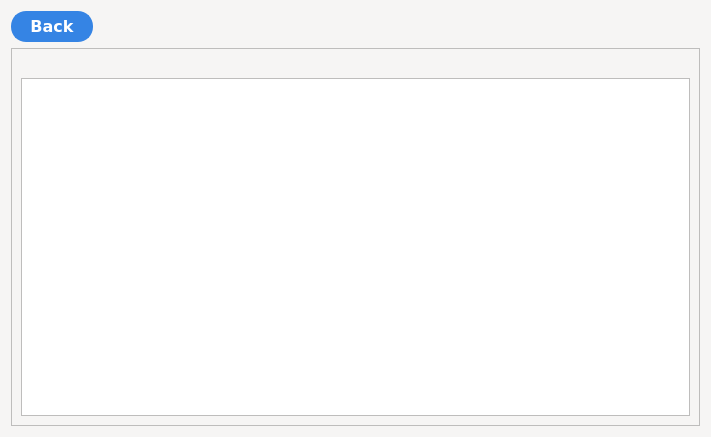
Yarosvet/Bionic, file application/ui/qt_generated/result.ui: the form before one commit.
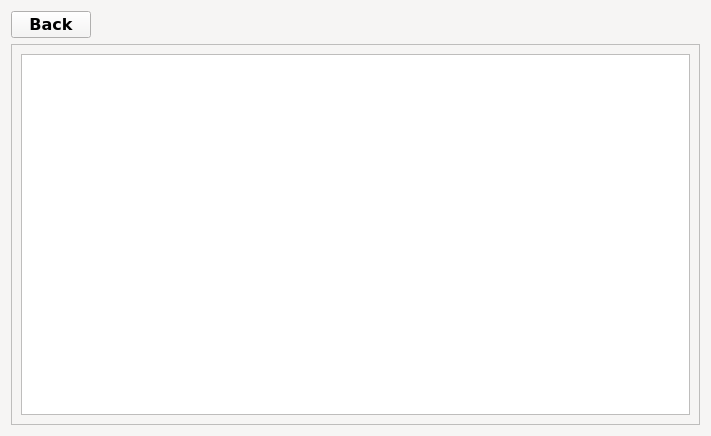
The form after the commit. Icons and pictures are not drawn.

What changed in the file:
```diff
--- a/application/ui/qt_generated/result.ui
+++ b/application/ui/qt_generated/result.ui
@@ -10,7 +10,7 @@
     <x>0</x>
     <y>0</y>
     <width>711</width>
-    <height>437</height>
+    <height>436</height>
    </rect>
   </property>
   <property name="palette">
@@ -435,6 +435,9 @@
    <iconset resource="../../res.qrc">
     <normaloff>:/img/img/b_logo.png</normaloff>:/img/img/b_logo.png</iconset>
   </property>
+  <property name="styleSheet">
+   <string notr="true"/>
+  </property>
   <layout class="QVBoxLayout" name="verticalLayout">
    <item>
     <layout class="QHBoxLayout" name="horizontalLayout">
@@ -452,15 +455,7 @@
         <cursorShape>PointingHandCursor</cursorShape>
        </property>
        <property name="styleSheet">
-        <string notr="true">background-color: rgb(53, 132, 228);
-color: rgb(255, 255, 255);
-border-style: solid;
-border-width: 2px;
-border-radius: 15px;
-border-color: rgb(53, 132, 228);
-padding: 4px;
-width: 70px;
-min-height: 18px;</string>
+        <string notr="true"/>
        </property>
        <property name="text">
         <string>Back</string>
@@ -493,17 +488,10 @@
         <x>0</x>
         <y>0</y>
         <width>691</width>
-        <height>378</height>
+        <height>381</height>
        </rect>
       </property>
       <layout class="QVBoxLayout" name="verticalLayout_2">
-       <item>
-        <widget class="QLabel" name="res_picture">
-         <property name="text">
-          <string/>
-         </property>
-        </widget>
-       </item>
        <item>
         <widget class="QTextBrowser" name="res_text">
          <property name="verticalScrollBarPolicy">
```
